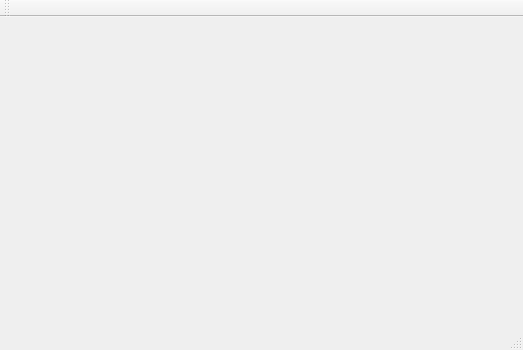
First picture: the form in mainwindow.ui, repository adaweiss/sys_zdarz, before the edit.
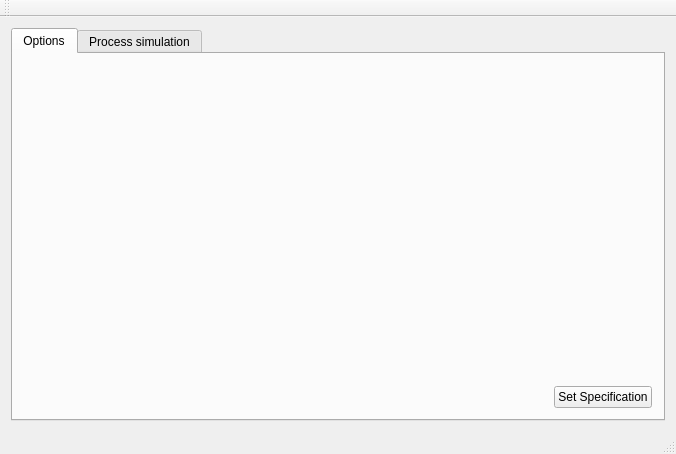
Second picture: the form after the edit.

Commit message: pierwsza zakładka w UI + wyliczanie parametrów procesu

What changed in the file:
```diff
--- a/mainwindow.ui
+++ b/mainwindow.ui
@@ -6,14 +6,82 @@
    <rect>
     <x>0</x>
     <y>0</y>
-    <width>523</width>
-    <height>350</height>
+    <width>676</width>
+    <height>454</height>
    </rect>
   </property>
   <property name="windowTitle">
    <string>MainWindow</string>
   </property>
-  <widget class="QWidget" name="centralWidget"/>
+  <widget class="QWidget" name="centralWidget">
+   <layout class="QVBoxLayout" name="verticalLayout">
+    <item>
+     <widget class="QTabWidget" name="tabWidget">
+      <property name="currentIndex">
+       <number>0</number>
+      </property>
+      <widget class="QWidget" name="tab">
+       <attribute name="title">
+        <string>Options</string>
+       </attribute>
+       <layout class="QVBoxLayout" name="verticalLayout_2">
+        <item>
+         <widget class="QWidget" name="mainWidget" native="true"/>
+        </item>
+        <item>
+         <spacer name="verticalSpacer">
+          <property name="orientation">
+           <enum>Qt::Vertical</enum>
+          </property>
+          <property name="sizeHint" stdset="0">
+           <size>
+            <width>20</width>
+            <height>259</height>
+           </size>
+          </property>
+         </spacer>
+        </item>
+        <item>
+         <layout class="QHBoxLayout" name="horizontalLayout">
+          <item>
+           <spacer name="horizontalSpacer">
+            <property name="orientation">
+             <enum>Qt::Horizontal</enum>
+            </property>
+            <property name="sizeHint" stdset="0">
+             <size>
+              <width>40</width>
+              <height>20</height>
+             </size>
+            </property>
+           </spacer>
+          </item>
+          <item>
+           <widget class="QPushButton" name="set_initials">
+            <property name="sizePolicy">
+             <sizepolicy hsizetype="Fixed" vsizetype="Fixed">
+              <horstretch>0</horstretch>
+              <verstretch>0</verstretch>
+             </sizepolicy>
+            </property>
+            <property name="text">
+             <string>Set Specification</string>
+            </property>
+           </widget>
+          </item>
+         </layout>
+        </item>
+       </layout>
+      </widget>
+      <widget class="QWidget" name="tab_2">
+       <attribute name="title">
+        <string>Process simulation</string>
+       </attribute>
+      </widget>
+     </widget>
+    </item>
+   </layout>
+  </widget>
   <widget class="QMenuBar" name="menuBar">
    <property name="geometry">
     <rect>
```
Left out of the diff: 2 changed lines with no effect on the pictures. The commit also changes 3 other files.
